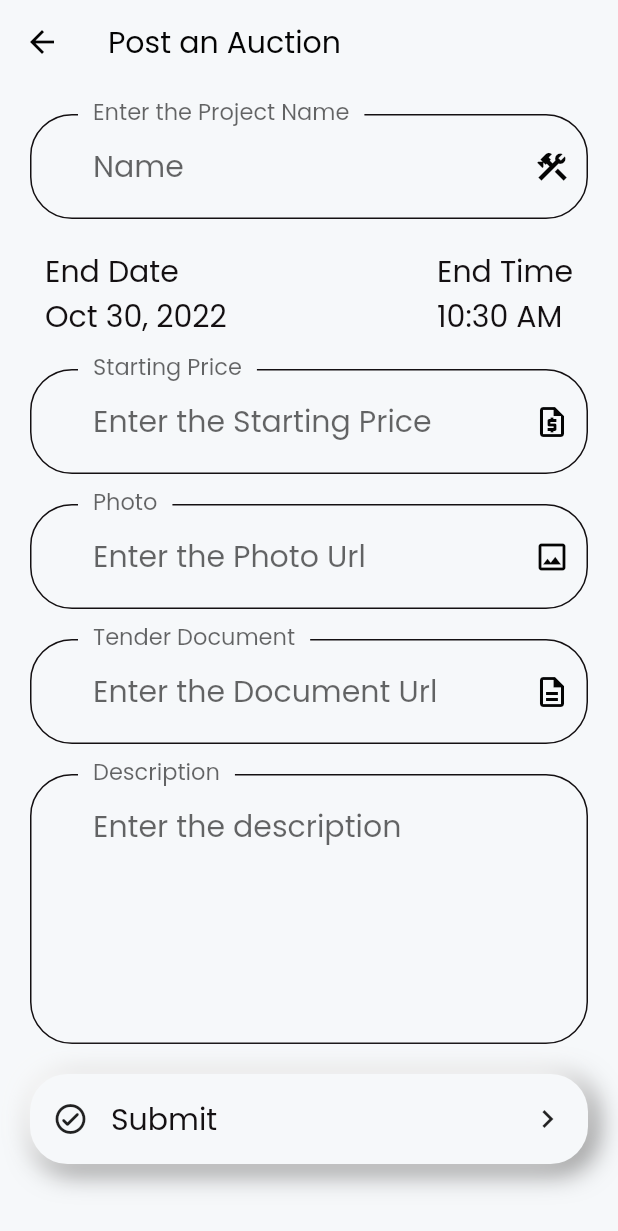
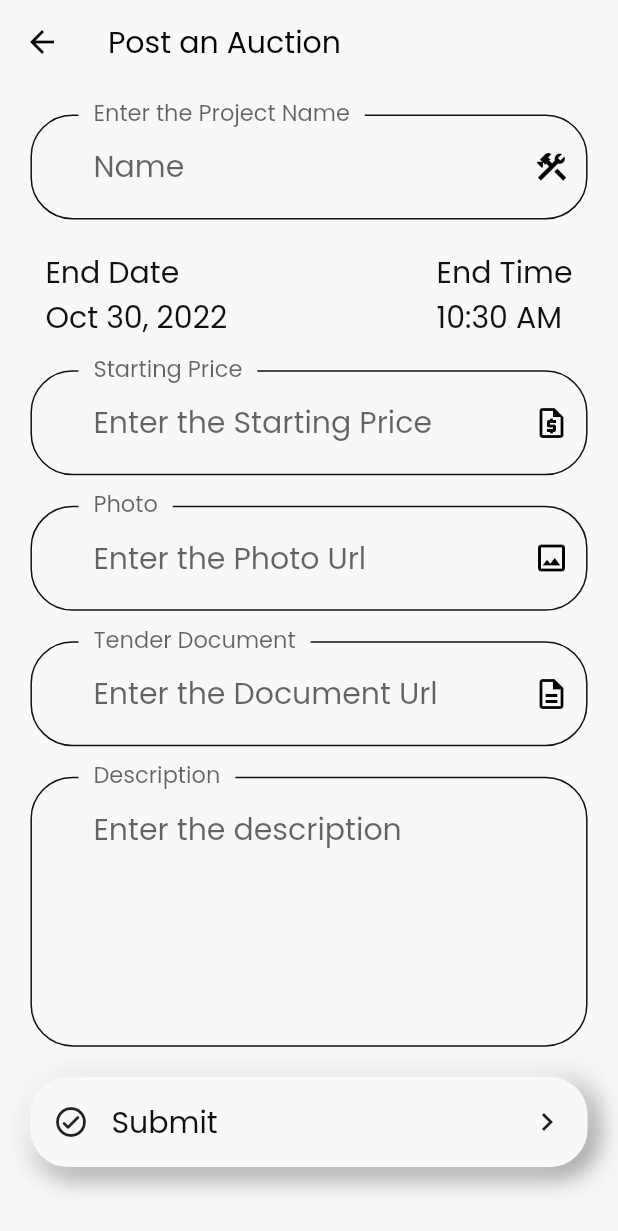
Before and after one commit to Shyam16102001/MyTenera, a Flutter app: the HomePage screen opened by its route, after a tap on "Post an Auction", on a phone screen of 412 x 824 dp. Shown: the top 1231 px of the screen. Run offline on Flutter 3.47's test engine with Material 2 defaults, Android fonts, the light colour scheme and no system bars; our stand-ins replace carousel_slider, cloud_firestore, dio, firebase_auth, firebase_core, flutter_svg and 3 more; accounts and stored records are empty; network calls fail; project files that could hold a hidden picture were left out.

Commit message:
Complete till Auction Page

```diff
--- a/lib/components/navigation.dart
+++ b/lib/components/navigation.dart
@@ -2,6 +2,7 @@ import 'package:firebase_auth/firebase_auth.dart';
 import 'package:flutter/material.dart';
 import 'package:google_nav_bar/google_nav_bar.dart';
 import 'package:mytenera/config/constants.dart';
+import 'package:mytenera/config/size_config.dart';
 import 'package:mytenera/screen/auction_page/auction_page.dart';
 import 'package:mytenera/screen/home_page/home_page.dart';
 import 'package:mytenera/screen/profile_page/profile_page.dart';
@@ -25,6 +26,8 @@ class _NavigationState extends State<Navigation> {
 
   @override
   Widget build(BuildContext context) {
+    SizeConfig().init(context);
+
     return Scaffold(
       appBar: AppBar(
         toolbarHeight: 50,
--- a/lib/components/neumorphism_button.dart
+++ b/lib/components/neumorphism_button.dart
@@ -1,8 +1,22 @@
 import 'package:flutter/material.dart';
 import 'package:mytenera/config/constants.dart';
 
-Widget neumorphismButton(BuildContext context, IconData icon, String text) {
-  return Container(
+class NeumorphismButton extends StatelessWidget {
+  final String text;
+  final IconData icon;
+  final VoidCallback press;
+
+  const NeumorphismButton(
+      {Key? key, required this.text, required this.icon, required this.press})
+      : super(key: key);
+
+  @override
+  Widget build(BuildContext context) {
+    return InkWell(
+      onTap: press,
+      borderRadius: BorderRadius.circular(25),
+      splashColor: kSecondaryColor,
+      child: Ink(
         padding: const EdgeInsets.all(15),
         decoration: BoxDecoration(
             color: kBackgroundColor,
@@ -31,5 +45,40 @@ Widget neumorphismButton(BuildContext context, IconData icon, String text) {
             const Icon(Icons.navigate_next),
           ],
         ),
+      ),
     );
   }
+}
+
+// Widget neumorphismButton(BuildContext context, IconData icon, String text) {
+//   return Ink(
+//     padding: const EdgeInsets.all(15),
+//     decoration: BoxDecoration(
+//         color: kBackgroundColor,
+//         borderRadius: BorderRadius.circular(25),
+//         boxShadow: [
+//           BoxShadow(
+//               color: Colors.grey.shade600,
+//               offset: const Offset(4, 4),
+//               blurRadius: 15,
+//               spreadRadius: 1),
+//           const BoxShadow(
+//               color: Colors.white,
+//               offset: Offset(-4, -4),
+//               blurRadius: 15,
+//               spreadRadius: 1),
+//         ]),
+//     child: Row(
+//       children: [
+//         Icon(icon),
+//         const SizedBox(width: 15),
+//         Text(
+//           text,
+//           style: Theme.of(context).textTheme.titleLarge,
+//         ),
+//         const Spacer(),
+//         const Icon(Icons.navigate_next),
+//       ],
+//     ),
+//   );
+// }
--- a/lib/screen/add_auction_page/add_auction.dart
+++ b/lib/screen/add_auction_page/add_auction.dart
@@ -4,6 +4,7 @@ import 'package:flutter/material.dart';
 import 'package:intl/intl.dart';
 import 'package:mytenera/components/neumorphism_button.dart';
 import 'package:mytenera/config/constants.dart';
+import 'package:mytenera/config/size_config.dart';
 
 class AddAuction extends StatefulWidget {
   const AddAuction({super.key});
@@ -14,7 +15,7 @@ class AddAuction extends StatefulWidget {
 }
 
 class _AddAuctionState extends State<AddAuction> {
-  final _formKey = GlobalKey<FormState>();
+  final formKey = GlobalKey<FormState>();
   late String name;
   DateTime endDate = DateTime.now();
   TimeOfDay endTime = TimeOfDay.now();
@@ -32,37 +33,43 @@ class _AddAuctionState extends State<AddAuction> {
         ),
         body: SingleChildScrollView(
           child: Form(
-              key: _formKey,
+              key: formKey,
               child: Padding(
-                padding: const EdgeInsets.symmetric(horizontal: 20),
+                padding: EdgeInsets.symmetric(
+                    horizontal: getProportionateScreenHeight(20)),
                 child: Column(
                   children: [
-                    const SizedBox(height: 20),
+                    SizedBox(height: getProportionateScreenHeight(20)),
                     nameFormField(),
-                    const SizedBox(height: 20),
+                    SizedBox(height: getProportionateScreenHeight(20)),
                     dateTimeSelector(),
-                    const SizedBox(height: 20),
+                    SizedBox(height: getProportionateScreenHeight(20)),
                     priceFormField(),
-                    const SizedBox(height: 20),
+                    SizedBox(height: getProportionateScreenHeight(20)),
                     photoFormField(),
-                    const SizedBox(height: 20),
+                    SizedBox(height: getProportionateScreenHeight(20)),
                     documentFormField(),
-                    const SizedBox(height: 20),
+                    SizedBox(height: getProportionateScreenHeight(20)),
                     descriptionFormField(),
-                    const SizedBox(height: 20),
-                    GestureDetector(
-                      onTap: () {
+                    SizedBox(height: getProportionateScreenHeight(20)),
+                    isLoading
+                        ? loading(context)
+                        : NeumorphismButton(
+                            text: "Submit",
+                            icon: Icons.check_circle_outline_rounded,
+                            press: () {
                               setState(() {
                                 isLoading = !isLoading;
                               });
-                        if (_formKey.currentState!.validate()) {
+                              if (formKey.currentState!.validate()) {
                                 FirebaseFirestore.instance
                                     .collection("Auction")
                                     .doc()
                                     .set({
                                   "Name": name.toString(),
-                            "EndDate":
-                                DateFormat.yMMMd().format(endDate).toString(),
+                                  "EndDate": DateFormat.yMMMd()
+                                      .format(endDate)
+                                      .toString(),
                                   "EndTime": endTime.format(context).toString(),
                                   "StartingPrice": price,
                                   "Photo": photo.toString(),
@@ -70,20 +77,15 @@ class _AddAuctionState extends State<AddAuction> {
                                   "Description": description,
                                   "PostedBy":
                                       FirebaseAuth.instance.currentUser!.email,
-                            "DisplayName":
-                                FirebaseAuth.instance.currentUser!.displayName
+                                  "DisplayName": FirebaseAuth
+                                      .instance.currentUser!.displayName
                                 }).then((value) => Navigator.pop(context));
                               } else {
                                 setState(() {
                                   isLoading = false;
                                 });
                               }
-                      },
-                      child: isLoading
-                          ? loading(context)
-                          : neumorphismButton(context,
-                              Icons.check_circle_outline_rounded, "Submit"),
-                    )
+                            })
                   ],
                 ),
               )),
@@ -92,7 +94,7 @@ class _AddAuctionState extends State<AddAuction> {
 
   Container loading(BuildContext context) {
     return Container(
-        padding: const EdgeInsets.all(15),
+        padding: EdgeInsets.all(getProportionateScreenWidth(15)),
         decoration: BoxDecoration(
             color: kBackgroundColor,
             borderRadius: BorderRadius.circular(25),
--- a/lib/screen/home_page/home_page.dart
+++ b/lib/screen/home_page/home_page.dart
@@ -4,6 +4,7 @@ import 'package:flutter/material.dart';
 import 'package:flutter_svg/flutter_svg.dart';
 import 'package:mytenera/components/build_image.dart';
 import 'package:mytenera/components/neumorphism_button.dart';
+import 'package:mytenera/config/size_config.dart';
 import 'package:mytenera/data_service/database_manager.dart';
 import 'package:mytenera/screen/add_auction_page/add_auction.dart';
 
@@ -41,13 +42,14 @@ class _HomePageState extends State<HomePage> {
   Widget build(BuildContext context) {
     return Scaffold(
       body: Padding(
-          padding: const EdgeInsets.symmetric(horizontal: 16),
+          padding: EdgeInsets.symmetric(
+              horizontal: getProportionateScreenHeight(16)),
           child: Column(
             children: [
               autionList.isEmpty
                   ? Column(
-                      children: const [
-                        SizedBox(height: 200),
+                      children: [
+                        SizedBox(height: getProportionateScreenHeight(200)),
                         CircularProgressIndicator(),
                       ],
                     )
@@ -92,20 +94,19 @@ class _HomePageState extends State<HomePage> {
                                   startingPrice);
                             },
                             options: CarouselOptions(
-                              height: 400,
+                              height: getProportionateScreenHeight(400),
                               viewportFraction: .85,
                               autoPlay: true,
                             )),
                       ],
                     ),
               const Spacer(),
-              GestureDetector(
-                onTap: () =>
-                    Navigator.of(context).pushNamed(AddAuction.routeName),
-                child: neumorphismButton(
-                    context, Icons.add_circle_outline, "Post an Auction"),
-              ),
-              const SizedBox(height: 50),
+              NeumorphismButton(
+                  text: "Post an Auction",
+                  icon: Icons.add_circle_outline,
+                  press: () =>
+                      Navigator.of(context).pushNamed(AddAuction.routeName)),
+              SizedBox(height: getProportionateScreenHeight(50)),
             ],
           )),
     );
--- a/pubspec.yaml
+++ b/pubspec.yaml
@@ -3,7 +3,7 @@ description: An application to make the tender process easy and transparent.
 
 # The following line prevents the package from being accidentally published to
 # pub.dev using `flutter pub publish`. This is preferred for private packages.
-publish_to: "none" # Remove this line if you wish to publish to pub.dev
+publish_to: 'none' # Remove this line if you wish to publish to pub.dev
 
 # The following defines the version and build number for your application.
 # A version number is three numbers separated by dots, like 1.2.43
@@ -17,10 +17,10 @@ publish_to: "none" # Remove this line if you wish to publish to pub.dev
 # https://developer.apple.com/library/archive/documentation/General/Reference/InfoPlistKeyReference/Articles/CoreFoundationKeys.html
 # In Windows, build-name is used as the major, minor, and patch parts
 # of the product and file versions while build-number is used as the build suffix.
-version: 1.0.0+1
+version: 2.3.0+2
 
 environment:
-  sdk: ">=2.18.0 <3.0.0"
+  sdk: '>=2.18.0 <3.0.0'
 
 # Dependencies specify other packages that your package needs in order to work.
 # To automatically upgrade your package dependencies to the latest versions
```
Also changed, not shown: lib/components/build_image.dart (+10 -5 lines), lib/screen/auction_page/auction_detail_page.dart (+13 -14 lines), lib/screen/auction_page/auction_page.dart (+6 -3 lines), lib/screen/login_page/login_page.dart (+10 -7 lines), lib/screen/profile_page/profile_page.dart (+80 -29 lines), assets/icons/logo.svg, assets/images/logo.png (added), assets/images/splashScreen.svg (added), 1 other file. Lines whose indentation alone changed are shown as unchanged.
